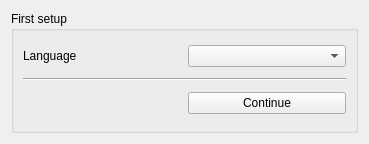
pietr26/OMSI-Tools, file OTWidgets/firstsetup.ui: the form before one commit.
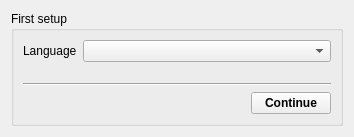
The form after the commit. Icons and pictures are not drawn.

Commit message: Added animations and reordered UI

Patch:
```diff
--- a/OTWidgets/firstsetup.ui
+++ b/OTWidgets/firstsetup.ui
@@ -6,8 +6,8 @@
    <rect>
     <x>0</x>
     <y>0</y>
-    <width>369</width>
-    <height>144</height>
+    <width>354</width>
+    <height>137</height>
    </rect>
   </property>
   <property name="windowTitle">
@@ -19,35 +19,61 @@
      <property name="title">
       <string>First setup</string>
      </property>
-     <layout class="QGridLayout" name="gridLayout">
-      <item row="0" column="1">
-       <widget class="QComboBox" name="cobxLanguage"/>
+     <layout class="QVBoxLayout" name="verticalLayout_2">
+      <item>
+       <layout class="QFormLayout" name="formLayout">
+        <item row="0" column="0">
+         <widget class="QLabel" name="lblLanguage">
+          <property name="text">
+           <string>Language</string>
+          </property>
+         </widget>
+        </item>
+        <item row="0" column="1">
+         <widget class="QComboBox" name="cobxLanguage"/>
+        </item>
+       </layout>
       </item>
-      <item row="2" column="1">
-       <widget class="QPushButton" name="btnContinue">
-        <property name="text">
-         <string>Continue</string>
-        </property>
-        <property name="icon">
-         <iconset resource="../ressources.qrc">
-          <normaloff>:/rec/data/icons/iconCheck.svg</normaloff>:/rec/data/icons/iconCheck.svg</iconset>
-        </property>
-       </widget>
-      </item>
-      <item row="0" column="0">
-       <widget class="QLabel" name="lblLanguage">
-        <property name="text">
-         <string>Language</string>
-        </property>
-       </widget>
-      </item>
-      <item row="1" column="0" colspan="2">
+      <item>
        <widget class="Line" name="line_2">
         <property name="orientation">
          <enum>Qt::Horizontal</enum>
         </property>
        </widget>
       </item>
+      <item>
+       <layout class="QHBoxLayout" name="horizontalLayout">
+        <item>
+         <spacer name="horizontalSpacer">
+          <property name="orientation">
+           <enum>Qt::Horizontal</enum>
+          </property>
+          <property name="sizeHint" stdset="0">
+           <size>
+            <width>40</width>
+            <height>20</height>
+           </size>
+          </property>
+         </spacer>
+        </item>
+        <item>
+         <widget class="QPushButton" name="btnContinue">
+          <property name="font">
+           <font>
+            <bold>true</bold>
+           </font>
+          </property>
+          <property name="text">
+           <string>Continue</string>
+          </property>
+          <property name="icon">
+           <iconset resource="../ressources.qrc">
+            <normaloff>:/rec/data/icons/iconCheck.svg</normaloff>:/rec/data/icons/iconCheck.svg</iconset>
+          </property>
+         </widget>
+        </item>
+       </layout>
+      </item>
      </layout>
     </widget>
    </item>
```
The commit also changes 5 other files.
